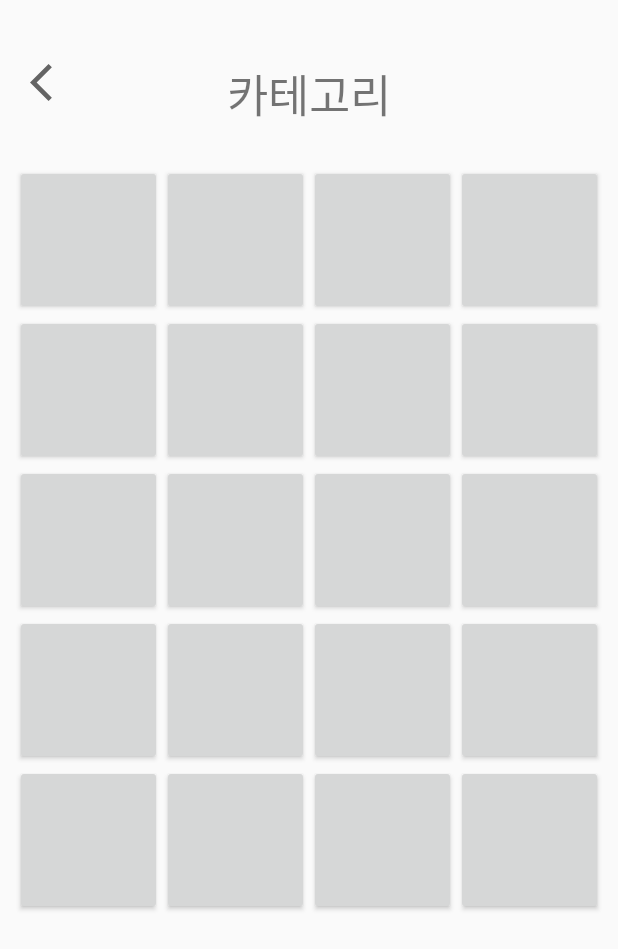
After one commit to IknowAra/TakeToday, an Android app: the galleryActivity screen opened directly, with no data from a screen before it, on a phone screen of 412 x 824 dp. The commit adds this screen. Shown: the top 949 px of the screen. Run offline under Robolectric (Android 15) with nearby library versions, the phone set to English and light mode, and no system bars; libraries missing offline, so code that uses them is left out: kr.hs.emirim.

Commit message:
gallery ui update

```diff
--- a/app/src/main/AndroidManifest.xml
+++ b/app/src/main/AndroidManifest.xml
@@ -9,10 +9,11 @@
         android:roundIcon="@mipmap/ic_launcher_round"
         android:supportsRtl="true"
         android:theme="@style/AppTheme">
-        <activity android:name=".Ask"></activity>
-        <activity android:name=".Category"></activity>
-        <activity android:name=".Setting"></activity>
-        <activity android:name=".Finished"></activity>
+        <activity android:name=".galleryActivity"></activity>
+        <activity android:name=".Ask" />
+        <activity android:name=".Category" />
+        <activity android:name=".Setting" />
+        <activity android:name=".Finished" />
         <activity android:name=".MainActivity">
             <intent-filter>
                 <action android:name="android.intent.action.MAIN" />
--- a/app/src/main/java/kr/hs/emirim/cho/taketoday2/Ask.kt
+++ b/app/src/main/java/kr/hs/emirim/cho/taketoday2/Ask.kt
@@ -6,6 +6,6 @@ import android.os.Bundle
 class Ask : AppCompatActivity() {
     override fun onCreate(savedInstanceState: Bundle?) {
         super.onCreate(savedInstanceState)
-        setContentView(R.layout.activity_add)
+        setContentView(R.layout.activity_ask)
     }
 }
--- a/app/src/main/java/kr/hs/emirim/cho/taketoday2/MainActivity.kt
+++ b/app/src/main/java/kr/hs/emirim/cho/taketoday2/MainActivity.kt
@@ -4,6 +4,7 @@ import android.content.Intent
 import androidx.appcompat.app.AppCompatActivity
 import android.os.Bundle
 import android.view.MenuItem
+import android.widget.Gallery
 import android.widget.LinearLayout
 import android.widget.TextView
 import androidx.core.view.GravityCompat
@@ -20,6 +21,12 @@ class MainActivity : AppCompatActivity(), NavigationView.OnNavigationItemSelecte
         btn_open.setOnClickListener{
             drawer_layout.openDrawer(GravityCompat.END)
         }
+
+        btn_sky.setOnClickListener{
+            val intent=Intent(this, galleryActivity::class.java)   //다음 화면으로 이동하기 위한 인텐트 객체 생성
+            startActivity(intent)
+        }
+
         naviView.setNavigationItemSelectedListener(this)    //네비게이션 메뉴 아이템에 클릭 속성 부여
     }
 
--- /dev/null
+++ b/app/src/main/java/kr/hs/emirim/cho/taketoday2/galleryActivity.kt
@@ -0,0 +1,16 @@
+package kr.hs.emirim.cho.taketoday2
+
+import androidx.appcompat.app.AppCompatActivity
+import android.os.Bundle
+import kotlinx.android.synthetic.main.activity_category.*
+
+class galleryActivity : AppCompatActivity() {
+    override fun onCreate(savedInstanceState: Bundle?) {
+        super.onCreate(savedInstanceState)
+        setContentView(R.layout.activity_gallery)
+
+        btn_back.setOnClickListener{
+            finish();
+        }
+    }
+}
--- /dev/null
+++ b/app/src/main/res/layout/activity_gallery.xml
@@ -0,0 +1,190 @@
+<?xml version="1.0" encoding="utf-8"?>
+<androidx.constraintlayout.widget.ConstraintLayout xmlns:android="http://schemas.android.com/apk/res/android"
+    xmlns:app="http://schemas.android.com/apk/res-auto"
+    xmlns:tools="http://schemas.android.com/tools"
+    android:layout_width="match_parent"
+    android:layout_height="match_parent"
+    tools:context=".galleryActivity">
+
+    <androidx.constraintlayout.widget.ConstraintLayout
+        android:layout_width="match_parent"
+        android:layout_height="wrap_content"
+        android:layout_marginTop="40dp"
+        app:layout_constraintTop_toTopOf="parent"
+        app:layout_constraintStart_toStartOf="parent"
+        app:layout_constraintEnd_toEndOf="parent">
+
+        <Button
+            android:id="@+id/btn_back"
+            android:layout_width="30dp"
+            android:layout_height="30dp"
+            app:layout_constraintTop_toTopOf="parent"
+            app:layout_constraintStart_toStartOf="parent"
+            android:layout_marginLeft="20dp"
+            android:background="@drawable/icon_back"
+            ></Button>
+
+
+        <TextView
+            android:id="@+id/cate_title"
+            android:layout_width="wrap_content"
+            android:layout_height="wrap_content"
+            app:layout_constraintStart_toStartOf="parent"
+            app:layout_constraintEnd_toEndOf="parent"
+            app:layout_constraintTop_toTopOf="parent"
+            android:text="카테고리"
+            android:textSize="30dp"></TextView>
+
+    </androidx.constraintlayout.widget.ConstraintLayout>
+
+    <LinearLayout
+        android:layout_width="match_parent"
+        android:layout_height="match_parent"
+        android:layout_marginTop="100dp"
+        android:padding="10dp"
+        android:orientation="vertical">
+
+
+        <LinearLayout
+            android:layout_width="match_parent"
+            android:layout_height="wrap_content"
+            android:weightSum="4"
+            android:orientation="horizontal"
+            >
+            <Button
+                android:layout_width="0dp"
+                android:layout_height="100dp"
+                android:layout_weight="1" />
+
+            <Button
+                android:layout_width="0dp"
+                android:layout_height="100dp"
+                android:layout_weight="1"/>
+
+            <Button
+                android:layout_width="0dp"
+                android:layout_height="100dp"
+                android:layout_weight="1"/>
+
+            <Button
+                android:layout_width="0dp"
+                android:layout_height="100dp"
+                android:layout_weight="1"/>
+
+        </LinearLayout>
+
+        <LinearLayout
+            android:layout_width="match_parent"
+            android:layout_height="wrap_content"
+            android:weightSum="4"
+            android:orientation="horizontal"
+            >
+            <Button
+                android:layout_width="0dp"
+                android:layout_height="100dp"
+                android:layout_weight="1" />
+
+            <Button
+                android:layout_width="0dp"
+                android:layout_height="100dp"
+                android:layout_weight="1"/>
+
+            <Button
+                android:layout_width="0dp"
+                android:layout_height="100dp"
+                android:layout_weight="1"/>
+
+            <Button
+                android:layout_width="0dp"
+                android:layout_height="100dp"
+                android:layout_weight="1"/>
+
+        </LinearLayout>
+
+        <LinearLayout
+            android:layout_width="match_parent"
+            android:layout_height="wrap_content"
+            android:weightSum="4"
+            android:orientation="horizontal"
+            >
+            <Button
+                android:layout_width="0dp"
+                android:layout_height="100dp"
+                android:layout_weight="1" />
+
+            <Button
+                android:layout_width="0dp"
+                android:layout_height="100dp"
+                android:layout_weight="1"/>
+
+            <Button
+                android:layout_width="0dp"
+                android:layout_height="100dp"
+                android:layout_weight="1"/>
+
+            <Button
+                android:layout_width="0dp"
+                android:layout_height="100dp"
+                android:layout_weight="1"/>
+
+        </LinearLayout>
+
+        <LinearLayout
+            android:layout_width="match_parent"
+            android:layout_height="wrap_content"
+            android:weightSum="4"
+            android:orientation="horizontal"
+            >
+            <Button
+                android:layout_width="0dp"
+                android:layout_height="100dp"
+                android:layout_weight="1" />
+
+            <Button
+                android:layout_width="0dp"
+                android:layout_height="100dp"
+                android:layout_weight="1"/>
+
+            <Button
+                android:layout_width="0dp"
+                android:layout_height="100dp"
+                android:layout_weight="1"/>
+
+            <Button
+                android:layout_width="0dp"
+                android:layout_height="100dp"
+                android:layout_weight="1"/>
+
+        </LinearLayout>
+
+        <LinearLayout
+            android:layout_width="match_parent"
+            android:layout_height="wrap_content"
+            android:weightSum="4"
+            android:orientation="horizontal"
+            >
+            <Button
+                android:layout_width="0dp"
+                android:layout_height="100dp"
+                android:layout_weight="1" />
+
+            <Button
+                android:layout_width="0dp"
+                android:layout_height="100dp"
+                android:layout_weight="1"/>
+
+            <Button
+                android:layout_width="0dp"
+                android:layout_height="100dp"
+                android:layout_weight="1"/>
+
+            <Button
+                android:layout_width="0dp"
+                android:layout_height="100dp"
+                android:layout_weight="1"/>
+
+        </LinearLayout>
+
+    </LinearLayout>
+
+</androidx.constraintlayout.widget.ConstraintLayout>
--- a/app/src/main/res/layout/activity_main.xml
+++ b/app/src/main/res/layout/activity_main.xml
@@ -76,7 +76,7 @@
                 <Button
                     android:layout_width="0dp"
                     android:layout_height="220dp"
-                    android:id="@+id/button_4"
+                    android:id="@+id/btn_sky"
                     android:layout_weight="1"
                     android:text="하늘" />
             </LinearLayout>
--- a/app/src/main/res/values/styles.xml
+++ b/app/src/main/res/values/styles.xml
@@ -8,5 +8,4 @@
         <item name="colorPrimaryDark">@color/colorPrimaryDark</item>
         <item name="colorAccent">@color/colorAccent</item>
     </style>
-
 </resources>
```
Also changed, not shown: app/src/main/res/layout/activity_ask.xml (renamed from app/src/main/res/layout/activity_add.xml).
